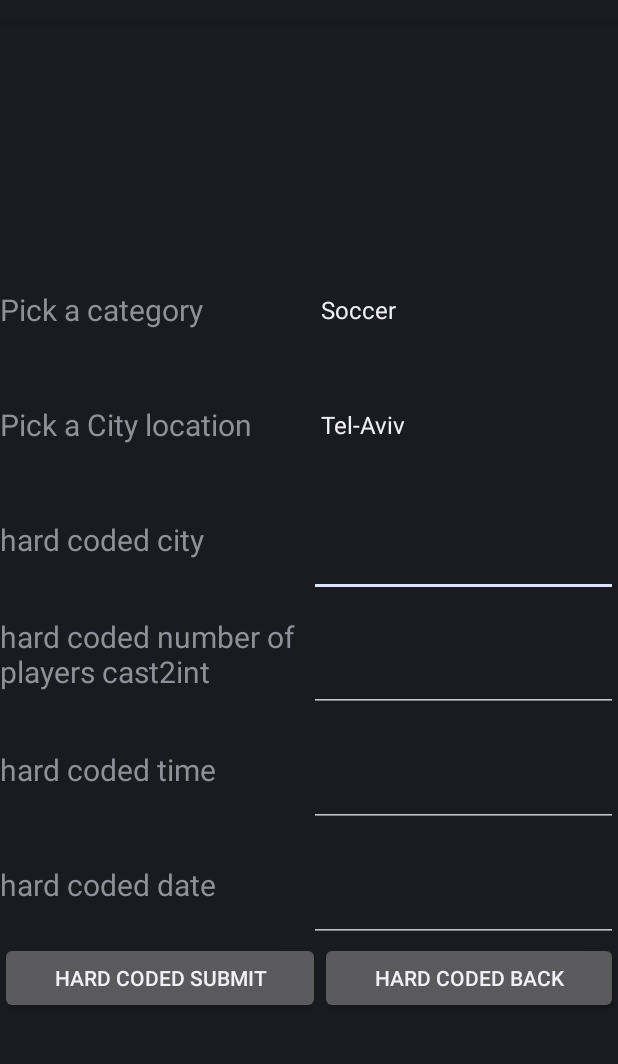
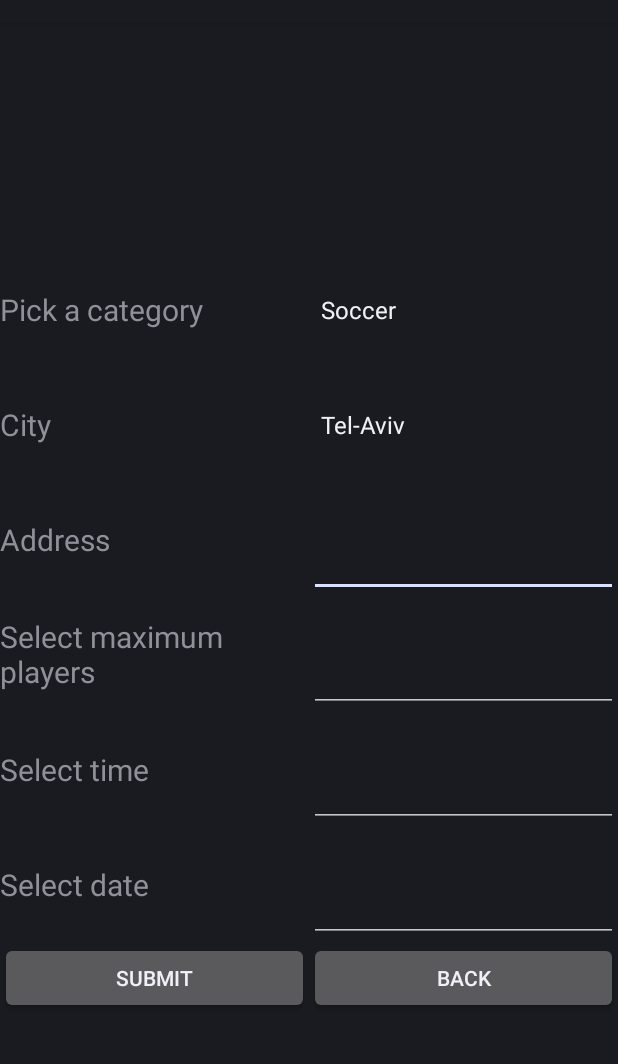
Before and after one commit to MorROST/SporTeam, an Android app: the HostCreateNewGame screen opened directly, with no data from a screen before it, on a phone screen of 412 x 824 dp, the part 62-1126 px from its top. Run offline under Robolectric (Android 15) with nearby library versions, the phone set to English and light mode, and no system bars; network calls fail.

Commit message:
Host new game - change hard coded string add date picker

```diff
--- a/app/src/main/java/com/yonimor/sporteam/sporteam/HostCreateNewGame.java
+++ b/app/src/main/java/com/yonimor/sporteam/sporteam/HostCreateNewGame.java
@@ -1,11 +1,14 @@
 package com.yonimor.sporteam.sporteam;
 
 import android.app.Activity;
+import android.app.DatePickerDialog;
 import android.content.SharedPreferences;
 import android.preference.PreferenceManager;
 import android.support.v7.app.AppCompatActivity;
 import android.os.Bundle;
+import android.view.MotionEvent;
 import android.view.View;
+import android.widget.DatePicker;
 import android.widget.EditText;
 import android.widget.Spinner;
 import android.widget.Toast;
@@ -13,10 +16,18 @@ import android.widget.Toast;
 import com.yonimor.sporteam.sporteam.com.data.ConnectionData;
 import com.yonimor.sporteam.sporteam.com.data.Game;
 
+import java.text.SimpleDateFormat;
+import java.util.Calendar;
+import java.util.Date;
+
 public class HostCreateNewGame extends Activity {
 
-    EditText address, time, date, numberOfPlayers;
+    EditText address, time, date, numberOfPlayers,dateEdit;
     Spinner city, sportType;
+
+    DatePickerDialog dateDialog;
+    Date date_picker;
+    SimpleDateFormat dateFormatter = new SimpleDateFormat("dd/MM/yyyy");
 
 
     @Override
@@ -24,15 +35,49 @@ public class HostCreateNewGame extends Activity {
         super.onCreate(savedInstanceState);
         setContentView(R.layout.activity_host_create_new_game);
 
-        address = (EditText) findViewById(R.id.address_editText_hostGame);
+        //address = (EditText) findViewById(R.id.address_editText_hostGame);
         time = (EditText) findViewById(R.id.time_editText_hostGame);
-        date = (EditText) findViewById(R.id.date_editText_hostGame);
+        date = (EditText) findViewById(R.id.datePicker_edittext);
         numberOfPlayers = (EditText) findViewById(R.id.numberOfPlayers_editText_hostGame);
         city = (Spinner) findViewById(R.id.pickCity_Spinner);
         sportType = (Spinner) findViewById(R.id.gameCategory_Spinner);
 
+        date_picker = new Date();
+        dateEdit = (EditText) findViewById(R.id.datePicker_edittext);
+        handleDatePicker();
+
+
     }
 
+    public void handleDatePicker() {
+
+        Calendar newCalendar = Calendar.getInstance();
+        dateDialog = new DatePickerDialog(this, new DatePickerDialog.OnDateSetListener() {
+
+            public void onDateSet(DatePicker view, int year, int monthOfYear, int dayOfMonth) {
+                Calendar newDate = Calendar.getInstance();
+                newDate.set(year, monthOfYear, dayOfMonth);
+                date_picker = newDate.getTime();
+                dateEdit.setText(dateFormatter.format(date_picker));
+
+
+            }
+
+        }, newCalendar.get(Calendar.YEAR), newCalendar.get(Calendar.MONTH), newCalendar.get(Calendar.DAY_OF_MONTH));
+
+
+        dateEdit.setOnTouchListener(new View.OnTouchListener() {
+
+            @Override
+            public boolean onTouch(View v, MotionEvent event) {
+
+                dateDialog.updateDate(date_picker.getYear() + 1900, date_picker.getMonth(), date_picker.getDate());
+                dateDialog.show();
+                return true;
+            }
+        });
+
+    }
     public void Back(View view) {
         finish();
     }
--- a/app/src/main/res/layout/activity_host_create_new_game.xml
+++ b/app/src/main/res/layout/activity_host_create_new_game.xml
@@ -83,7 +83,7 @@
 
     </LinearLayout>
 
-    <!--        ////////////////yoni for testing//////////////                     -->
+
 
     <LinearLayout
         android:layout_width="match_parent"
@@ -96,16 +96,16 @@
 
 
         <TextView
-            android:id="@+id/address_label_hostGame"
+            android:id="@+id/address_label"
             android:layout_width="0dp"
             android:layout_height="wrap_content"
             android:layout_weight="50"
             android:background="@android:color/transparent"
-            android:text="hard coded city"
+            android:text="@string/address"
             android:textSize="20sp" />
 
         <EditText
-            android:id="@+id/address_editText_hostGame"
+            android:id="@+id/address_editText"
             android:layout_width="0dp"
             android:layout_height="match_parent"
             android:layout_gravity="center"
@@ -125,12 +125,12 @@
 
 
         <TextView
-            android:id="@+id/numberOfPlayers_label_hostGame"
+            android:id="@+id/numberOfPlayers_label"
             android:layout_width="0dp"
             android:layout_height="wrap_content"
             android:layout_weight="50"
             android:background="@android:color/transparent"
-            android:text="hard coded number of players cast2int"
+            android:text="@string/numPlayers"
             android:textSize="20sp" />
 
         <EditText
@@ -154,12 +154,12 @@
 
 
         <TextView
-            android:id="@+id/time_label_hostGame"
+            android:id="@+id/time_label"
             android:layout_width="0dp"
             android:layout_height="wrap_content"
             android:layout_weight="50"
             android:background="@android:color/transparent"
-            android:text="hard coded time"
+            android:text="@string/timeSelect"
             android:textSize="20sp" />
 
         <EditText
@@ -188,16 +188,17 @@
         android:layout_height="wrap_content"
         android:layout_weight="50"
         android:background="@android:color/transparent"
-        android:text="hard coded date"
+        android:text="@string/dateSelect"
         android:textSize="20sp" />
 
-    <EditText
-        android:id="@+id/date_editText_hostGame"
-        android:layout_width="0dp"
-        android:layout_height="match_parent"
-        android:layout_gravity="center"
-        android:layout_weight="50"
-        android:textSize="20sp"/>
+        <EditText
+            android:id="@+id/datePicker_edittext"
+            android:layout_width="0dp"
+            android:layout_height="match_parent"
+            android:layout_weight="50"
+            android:textColor="@color/colorPrimaryDark"
+            android:ems="10"
+            android:inputType="date" />
 
     </LinearLayout>
 
@@ -212,7 +213,7 @@
             android:layout_width="wrap_content"
             android:layout_height="wrap_content"
             android:layout_weight="1"
-            android:text="hard coded submit"
+            android:text="@string/submitBtn"
             android:onClick="Submit"/>
 
         <Button
@@ -220,7 +221,7 @@
             android:layout_width="wrap_content"
             android:layout_height="wrap_content"
             android:layout_weight="1"
-            android:text="hard coded back"
+            android:text="@string/backBtn"
             android:onClick="Back"/>
     </LinearLayout>
 
--- a/app/src/main/res/values/strings.xml
+++ b/app/src/main/res/values/strings.xml
@@ -24,11 +24,16 @@
     <string name="confirm">Confirm</string>
 
 
-    /////////////////////////////////////////Host new game
-    activity/////////////////////////////////////////////
+    /////////////////////////////////////////Host new game activity/////////////////////////////////////////////
 
     <string name="category_label">Pick a category</string>
-    <string name="CitiesName">Pick a City location</string>
+    <string name="CitiesName">City</string>
+    <string name="numPlayers">Select maximum players</string>
+    <string name="timeSelect">Select time</string>
+    <string name="dateSelect">Select date</string>
+    <string name="address">Address</string>
+    <string name="submitBtn">Submit</string>
+    <string name="backBtn">Back</string>
     ////////////REGISTER//////////////
 
 
```
